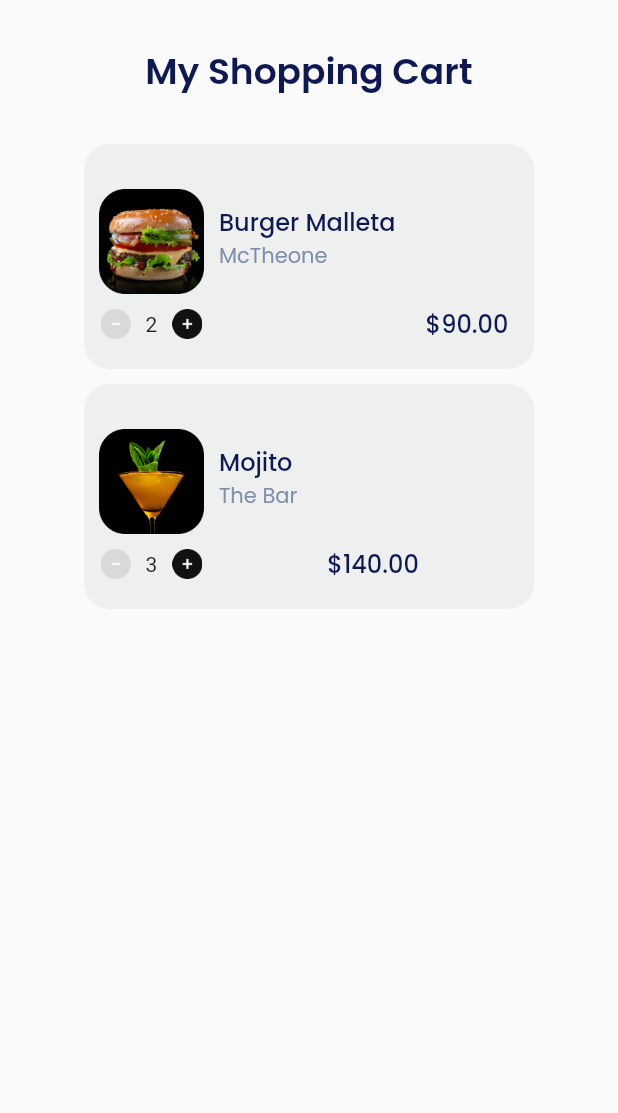
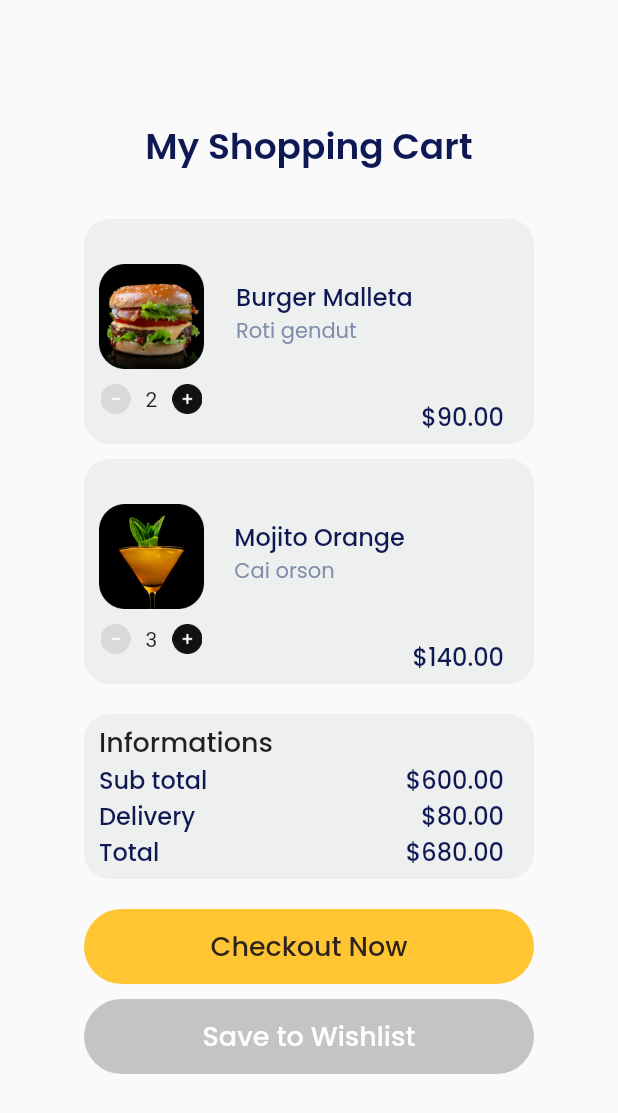
Before and after one commit to farisqadr/sevendays, a Flutter app: the screen it shows after launch, on a phone screen of 412 x 824 dp. Shown: the top 1113 px of the screen. Run offline on Flutter 3.47's test engine with Material 2 defaults, Android fonts, the phone set to English and light mode, and no system bars; our stand-ins replace google_fonts.

Commit message:
day 7 practise done

```diff
--- a/analysis_options.yaml
+++ b/analysis_options.yaml
@@ -28,6 +28,7 @@ linter:
     prefer_const_constructors: false
     sized_box_for_whitespace: false
     prefer_const_literals_to_create_immutables: false
+    must_be_immutable: false
 
 
 # Additional information about this file can be found at
--- a/lib/pages/challenge2.dart
+++ b/lib/pages/challenge2.dart
@@ -35,15 +35,15 @@ class ChallengeTwo extends StatelessWidget {
         Padding(
           padding: const EdgeInsets.only(top: 490, left: 60),
           child: TextButton(
-            child: Text("Shape My Body",
-                style: GoogleFonts.poppins(
-                    fontSize: 14, fontWeight: FontWeight.w500)),
             style: TextButton.styleFrom(
-              primary: Colors.black,
+              foregroundColor: Colors.black,
               minimumSize: Size(250, 36),
               backgroundColor: Color(0xffAFEA0D),
             ),
             onPressed: () {},
+            child: Text("Shape My Body",
+                style: GoogleFonts.poppins(
+                    fontSize: 14, fontWeight: FontWeight.w500)),
           ),
         ),
         Padding(
--- a/lib/pages/shopping_cart.dart
+++ b/lib/pages/shopping_cart.dart
@@ -1,4 +1,5 @@
 import 'package:flutter/material.dart';
+import 'package:google_fonts/google_fonts.dart';
 import 'package:sevendays/widget/cart_list.dart';
 import 'package:sevendays/widget/theme.dart';
 
@@ -7,7 +8,7 @@ class ShoppingCart extends StatelessWidget {
   Widget build(BuildContext context) {
     return Scaffold(
       body: Padding(
-        padding: const EdgeInsets.only(top: 30),
+        padding: const EdgeInsets.only(top: 80),
         child: Column(
           children: [
             Center(
@@ -25,7 +26,7 @@ class ShoppingCart extends StatelessWidget {
               jumlahMakanan: '2',
               iconPlus: 'assets/plus_icon.png',
               namaMakanan: 'Burger Malleta',
-              descMakanan: 'McTheone',
+              descMakanan: 'Roti gendut',
               hargaMakanan: '\$90.00',
             ),
             SizedBox(
@@ -36,10 +37,95 @@ class ShoppingCart extends StatelessWidget {
               iconMinus: 'assets/min_icon.png',
               jumlahMakanan: '3',
               iconPlus: 'assets/plus_icon.png',
-              namaMakanan: 'Mojito',
-              descMakanan: 'The Bar',
+              namaMakanan: 'Mojito Orange',
+              descMakanan: 'Cai orson',
               hargaMakanan: '\$140.00',
             ),
+            SizedBox(
+              height: 20,
+            ),
+            Container(
+              decoration: BoxDecoration(
+                  color: Color(0xffEEF0F0),
+                  borderRadius: BorderRadius.circular(17)),
+              width: 300,
+              height: 110,
+              child: Column(
+                crossAxisAlignment: CrossAxisAlignment.start,
+                children: [
+                  Padding(
+                    padding: const EdgeInsets.only(left: 10, top: 5),
+                    child: Text('Informations',
+                        style: GoogleFonts.poppins(
+                            fontSize: 18, fontWeight: FontWeight.w500)),
+                  ),
+                  Padding(
+                    padding: const EdgeInsets.only(left: 10, right: 20),
+                    child: Row(
+                      mainAxisAlignment: MainAxisAlignment.spaceBetween,
+                      children: [
+                        Column(
+                          crossAxisAlignment: CrossAxisAlignment.start,
+                          children: [
+                            Text('Sub total', style: lightTextStyle),
+                            Text('Delivery', style: lightTextStyle),
+                            Text('Total', style: lightTextStyle),
+                          ],
+                        ),
+                        Column(
+                          crossAxisAlignment: CrossAxisAlignment.end,
+                          children: [
+                            Text('\$600.00', style: lightTextStyle),
+                            Text('\$80.00', style: lightTextStyle),
+                            Text('\$680.00', style: lightTextStyle),
+                          ],
+                        ),
+                      ],
+                    ),
+                  ),
+                ],
+              ),
+            ),
+            SizedBox(
+              height: 20,
+            ),
+            Container(
+              width: 300,
+              height: 50,
+              child: TextButton(
+                  style: TextButton.styleFrom(
+                      shape: RoundedRectangleBorder(
+                          borderRadius: BorderRadius.circular(50)),
+                      backgroundColor: Color(0xffFFC532)),
+                  onPressed: () {},
+                  child: Text(
+                    'Checkout Now',
+                    style: GoogleFonts.poppins(
+                        color: Color(0xff2E221B),
+                        fontSize: 18,
+                        fontWeight: FontWeight.w500),
+                  )),
+            ),
+            SizedBox(
+              height: 10,
+            ),
+            Container(
+              width: 300,
+              height: 50,
+              child: TextButton(
+                  style: TextButton.styleFrom(
+                      shape: RoundedRectangleBorder(
+                          borderRadius: BorderRadius.circular(50)),
+                      backgroundColor: Color.fromARGB(255, 196, 196, 196)),
+                  onPressed: () {},
+                  child: Text(
+                    'Save to Wishlist',
+                    style: GoogleFonts.poppins(
+                        color: Color.fromARGB(255, 255, 254, 254),
+                        fontSize: 18,
+                        fontWeight: FontWeight.w500),
+                  )),
+            )
           ],
         ),
       ),
--- a/lib/widget/cart_list.dart
+++ b/lib/widget/cart_list.dart
@@ -26,7 +26,9 @@ class CartList extends StatelessWidget {
       height: 150,
       decoration: BoxDecoration(
           color: Color(0xffEEF0F0), borderRadius: BorderRadius.circular(17)),
-      child: Row(children: [
+      child: Row(
+        mainAxisAlignment: MainAxisAlignment.spaceBetween,
+        children: [
           Padding(
             padding: const EdgeInsets.only(top: 30, left: 10),
             child: Column(
@@ -77,14 +79,19 @@ class CartList extends StatelessWidget {
               )
             ],
           ),
+          Column(
+            children: [
               Padding(
-          padding: const EdgeInsets.only(top: 90, left: 20, right: 10),
+                padding: const EdgeInsets.only(top: 120, right: 20),
                 child: Text(
                   hargaMakanan,
                   style: lightTextStyle,
                 ),
-        )
-      ]),
+              ),
+            ],
+          ),
+        ],
+      ),
     );
   }
 }
```
Also changed, not shown: pubspec.lock, 1 other file. Lines whose indentation alone changed are shown as unchanged.
